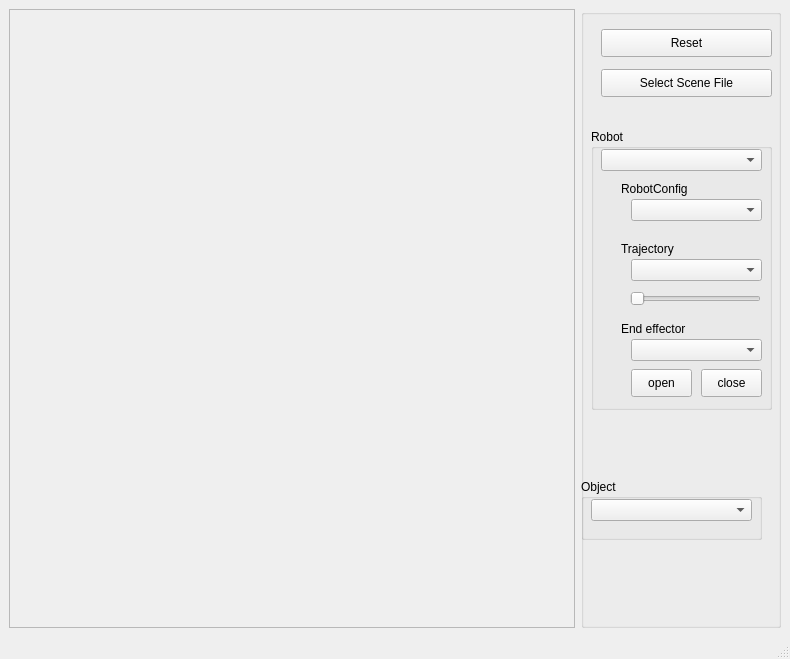
First picture: the form in VirtualRobot/examples/SceneViewer/SceneViewer.ui, repository softbankrobotics-research/Simox, before the edit.
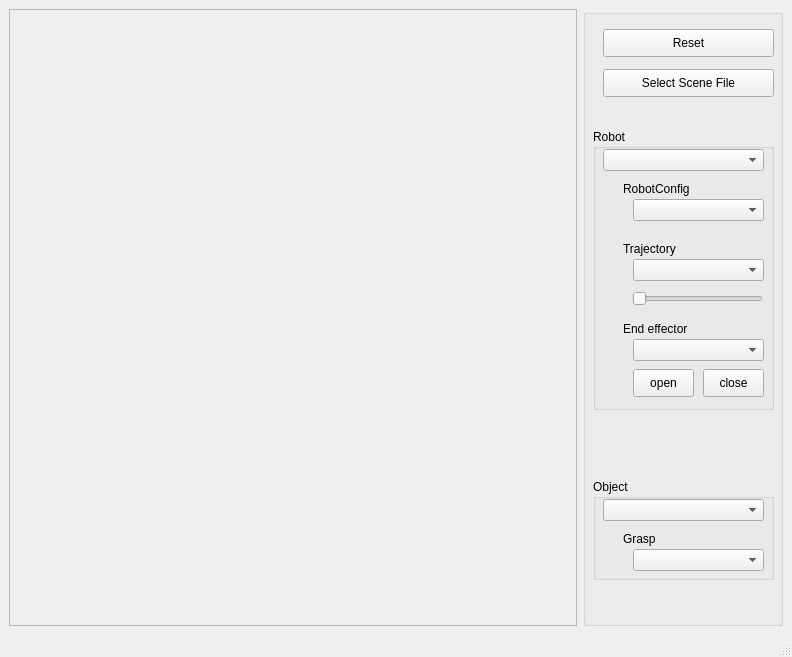
Second picture: the form after the edit.

Commit message: Fixed SimDynamics robot representation in order to support robots in a body-joint-body notation. In this case the joint RobotNode does not have a model which is now supported. Some changes in the BoundingBox class. SceneViewer improved: Grasps can be visualized.

What changed in the file:
```diff
--- a/VirtualRobot/examples/SceneViewer/SceneViewer.ui
+++ b/VirtualRobot/examples/SceneViewer/SceneViewer.ui
@@ -6,8 +6,8 @@
    <rect>
     <x>0</x>
     <y>0</y>
-    <width>790</width>
-    <height>659</height>
+    <width>792</width>
+    <height>657</height>
    </rect>
   </property>
   <property name="windowTitle">
@@ -199,10 +199,10 @@
       <widget class="QGroupBox" name="groupBox_3">
        <property name="geometry">
         <rect>
-         <x>0</x>
+         <x>10</x>
          <y>470</y>
          <width>181</width>
-         <height>61</height>
+         <height>101</height>
         </rect>
        </property>
        <property name="title">
@@ -218,6 +218,29 @@
          </rect>
         </property>
        </widget>
+       <widget class="QComboBox" name="comboBoxGrasp">
+        <property name="geometry">
+         <rect>
+          <x>40</x>
+          <y>70</y>
+          <width>131</width>
+          <height>22</height>
+         </rect>
+        </property>
+       </widget>
+       <widget class="QLabel" name="label_5">
+        <property name="geometry">
+         <rect>
+          <x>30</x>
+          <y>50</y>
+          <width>91</width>
+          <height>20</height>
+         </rect>
+        </property>
+        <property name="text">
+         <string>Grasp</string>
+        </property>
+       </widget>
       </widget>
      </widget>
     </item>
```
Left out of the diff: 2 changed lines with no effect on the pictures. The commit also changes 14 other files.
